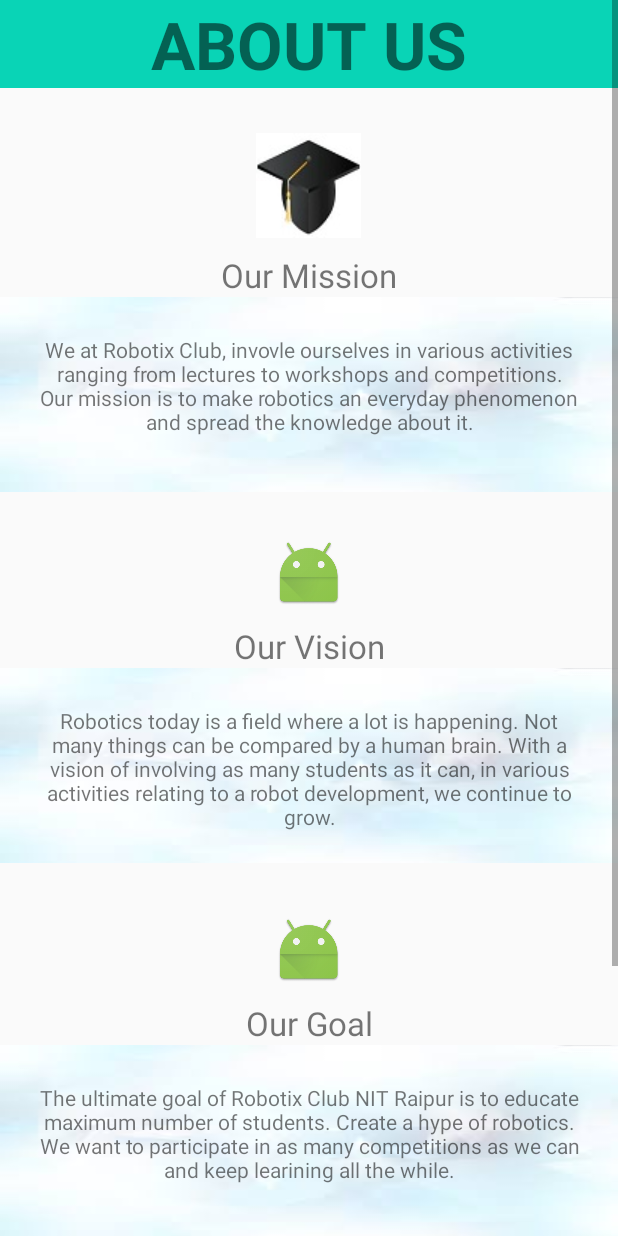
After one commit to dvkcool/Robotix_Club_v1, an Android app: the About_us screen opened directly, with no data from a screen before it, on a phone screen of 412 x 824 dp. The commit adds this screen. Run offline under Robolectric (Android 15) with nearby library versions, the phone set to English and light mode, and no system bars.

Commit message:
About Us

```diff
--- a/app/src/main/AndroidManifest.xml
+++ b/app/src/main/AndroidManifest.xml
@@ -49,7 +49,8 @@
             </intent-filter>
         </activity>
         <activity android:name=".AccountActivity" />
-        <activity android:name=".Register"></activity>
+        <activity android:name=".Register" />
+        <activity android:name=".About_us"></activity>
     </application>
 
 </manifest>
--- /dev/null
+++ b/app/src/main/java/org/robotixnitrr/robotix_club_v1/About_us.java
@@ -0,0 +1,13 @@
+package org.robotixnitrr.robotix_club_v1;
+
+import android.support.v7.app.AppCompatActivity;
+import android.os.Bundle;
+
+public class About_us extends AppCompatActivity {
+
+    @Override
+    protected void onCreate(Bundle savedInstanceState) {
+        super.onCreate(savedInstanceState);
+        setContentView(R.layout.activity_about_us);
+    }
+}
--- /dev/null
+++ b/app/src/main/res/layout/activity_about_us.xml
@@ -0,0 +1,191 @@
+<?xml version="1.0" encoding="utf-8"?>
+ <LinearLayout xmlns:android="http://schemas.android.com/apk/res/android"
+    android:orientation="vertical" android:layout_width="match_parent"
+    android:layout_height="match_parent"
+    >
+
+
+    <ScrollView
+        android:layout_width="match_parent"
+        android:layout_height="match_parent"
+        >
+        <LinearLayout
+            android:layout_height="wrap_content"
+            android:layout_width="match_parent"
+            android:orientation="vertical"  >
+            <TextView
+
+                android:layout_width="match_parent"
+                android:background="@color/colorPrimary"
+                android:layout_height="wrap_content"
+
+                android:text="@string/aboutus"
+                android:textSize="44dp"
+                android:gravity="center_horizontal"
+                android:textStyle="bold"
+                />
+            <LinearLayout
+                android:layout_width="match_parent"
+                android:layout_height="wrap_content"></LinearLayout>
+
+            <ImageView
+                android:layout_gravity="center_horizontal"
+                android:layout_marginTop="30dp"
+                android:layout_width="wrap_content"
+                android:layout_height="wrap_content"
+                android:src="@drawable/download"
+                />
+
+
+
+            <TextView
+                android:layout_width="match_parent"
+
+                android:layout_height="wrap_content"
+                android:layout_marginTop="10dp"
+                android:text="@string/ourmission"
+                android:textSize="22dp"
+                android:gravity="center_horizontal"
+
+                android:id="@+id/aboutus"/>
+
+            <RelativeLayout
+                android:layout_width="fill_parent"
+                android:layout_height="fill_parent">
+
+                <ImageView
+                    android:id="@+id/imageView"
+                    android:layout_width="match_parent"
+                    android:layout_height="130dp"
+                    android:scaleType="fitXY"
+                    android:src="@drawable/backoftext" />
+                <TextView
+                    android:layout_margin="25dp"
+                    android:layout_width="match_parent"
+                    android:layout_height="wrap_content"
+                    android:gravity="center_horizontal"
+                    android:text="@string/missionstext"
+
+                    />
+
+            </RelativeLayout>
+
+
+
+            <ImageView
+
+                android:layout_marginTop="30dp"
+                android:layout_width="wrap_content"
+                android:layout_height="wrap_content"
+                android:src="@mipmap/ic_launcher"
+                android:layout_gravity="center_horizontal"
+                />
+            <TextView
+                android:layout_width="match_parent"
+
+                android:layout_height="wrap_content"
+                android:layout_marginTop="10dp"
+                android:text="@string/ourvision"
+                android:textSize="22dp"
+                android:gravity="center_horizontal"
+
+                android:id="@+id/aboutus2"/>
+            <RelativeLayout
+                android:layout_width="fill_parent"
+                android:layout_height="fill_parent">
+                <ImageView
+                    android:id="@+id/imageView34"
+                    android:layout_width="match_parent"
+                    android:layout_height="130dp"
+                    android:scaleType="fitXY"
+                    android:src="@drawable/backoftext"/>
+
+                <TextView
+                    android:layout_margin="25dp"
+
+                    android:layout_width="match_parent"
+                    android:layout_height="wrap_content"
+                    android:gravity="center_horizontal"
+                    android:text="@string/visiontext"
+
+                    />
+
+            </RelativeLayout>
+
+            <ImageView
+                android:id="@+id/img"
+                android:layout_marginTop="30dp"
+                android:layout_width="wrap_content"
+                android:layout_height="wrap_content"
+                android:src="@mipmap/ic_launcher"
+                android:layout_gravity="center_horizontal"
+                />
+            <TextView
+                android:layout_width="match_parent"
+
+                android:layout_height="wrap_content"
+                android:layout_marginTop="10dp"
+                android:text="@string/ourgoal"
+                android:textSize="22dp"
+                android:gravity="center_horizontal"
+
+                android:id="@+id/abouts2"/>
+            <RelativeLayout
+                android:layout_width="fill_parent"
+                android:layout_height="fill_parent">
+
+                <ImageView
+                    android:id="@+id/imageView3"
+                    android:layout_width="match_parent"
+                    android:layout_height="130dp"
+                    android:scaleType="fitXY"
+                    android:src="@drawable/backoftext"/>
+                <TextView
+                    android:layout_margin="25dp"
+
+                    android:layout_width="match_parent"
+                    android:layout_height="wrap_content"
+                    android:gravity="center_horizontal"
+                    android:text="@string/goaltext"
+
+                    />
+
+            </RelativeLayout>
+
+            <View
+                android:layout_width="match_parent"
+                android:layout_height="1dp"
+                android:background="@color/colorPrimaryDark"
+
+
+                />
+            <TextView
+                android:layout_width="wrap_content"
+                android:layout_height="wrap_content"
+                android:layout_marginTop="20dp"
+                android:text="@string/ourmentor"
+                android:textStyle="bold"
+                android:textSize="35sp"
+                android:layout_gravity="center_horizontal"/>
+            <ImageView
+
+                android:layout_width="match_parent"
+                android:layout_height="130dp"
+
+                android:scaleType="center"
+                android:src="@drawable/backoftext"/>
+
+            <TextView
+                android:layout_marginTop="10dp"
+                android:gravity="center_horizontal"
+                android:layout_width="match_parent"
+                android:layout_height="wrap_content"
+                android:text="@string/website"
+                />
+
+
+
+
+        </LinearLayout>
+    </ScrollView>
+</LinearLayout>
--- a/app/src/main/res/values/colors.xml
+++ b/app/src/main/res/values/colors.xml
@@ -8,6 +8,9 @@
     <color name="accountLabel">#7d97ad</color>
     <color name="accountText">#61727f</color>
     <color name="accountLogoutLabel">#fc6240</color>
+
+    <color name="skyblue">#b5e3ea</color>
+    <color name="greyblack">#343434</color>
 
     <color name="ak_background">#d5f0ec</color>
     <color name="ak_text">#61727f</color>
--- a/app/src/main/res/values/strings.xml
+++ b/app/src/main/res/values/strings.xml
@@ -28,6 +28,40 @@
     <!--For checking errors -->
     <string name="error_field_required">this field is required</string>
     <string name="error_invalid_email">Email is in valid</string>
+    <!--About Us-->
+
+    <string name="ourmission">Our Mission</string>
+    <string name="ourgoal">Our Goal</string>
+    <string name="ourvision">Our Vision</string>
+    <string name="play">play</string>
+    <string name="ourmentor">Our Mentor</string>
+    <string name="aboutus">ABOUT US</string>
+    <string name="website">www.robotixnitrr.org</string>
+    <string name="transport">TRANSPORTS</string>
+    <string name="missionstext">
+        We at Robotix Club, invovle ourselves in
+        various activities ranging from lectures to
+        workshops and competitions. Our
+        mission is to make robotics an everyday phenomenon
+        and spread the knowledge about it.
+</string>
+    <string name="visiontext">
+        Robotics today is a field where a lot is
+        happening. Not many things can be
+        compared by a human brain. With a vision of
+        involving as many students as it can,
+        in various activities relating to a
+        robot development, we continue to grow.
+
+    </string>
+    <string name="goaltext">
+        The ultimate goal of Robotix Club NIT
+        Raipur is to educate maximum number of students.
+        Create a hype of robotics.
+        We want to participate in as many competitions as we can and keep learining all the while.
+    </string>
+    //events and workshop
+    <string name="event">EVENTS AND WORKSHOP</string>
 
 
 </resources>
```
Also changed, not shown: app/src/main/res/drawable/aurdino.jpg (added), app/src/main/res/drawable/backoftext.jpg (added), app/src/main/res/drawable/bwr.jpg (added), app/src/main/res/drawable/download.jpg (added), app/src/main/res/drawable/ice.jpg (added), app/src/main/res/drawable/logo1.png (added), app/src/main/res/drawable/mr.jpg (added), app/src/main/res/drawable/pcb.jpg (added), app/src/main/res/drawable/shoot.jpg (added), app/src/main/res/drawable/terr.jpg (added), app/src/main/res/drawable/worm.jpg (added).
